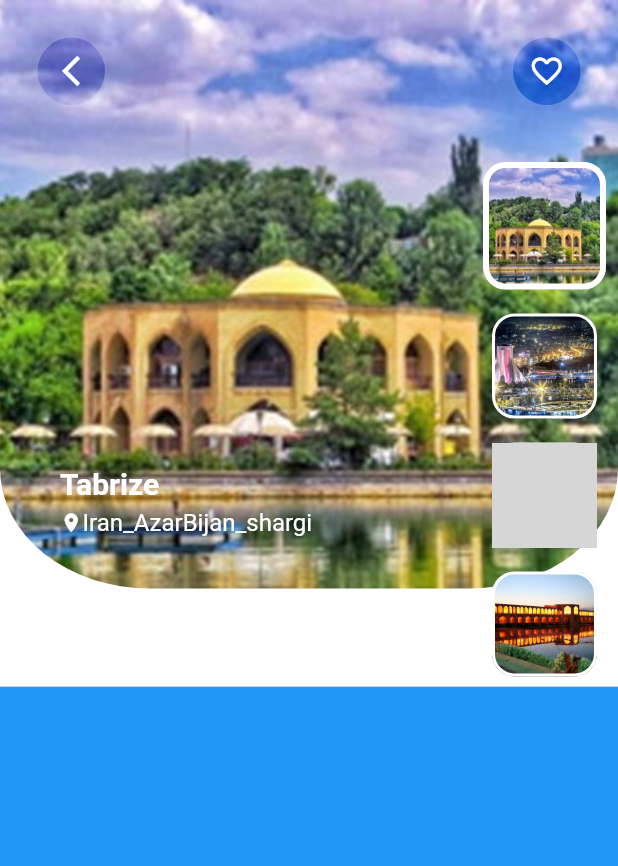
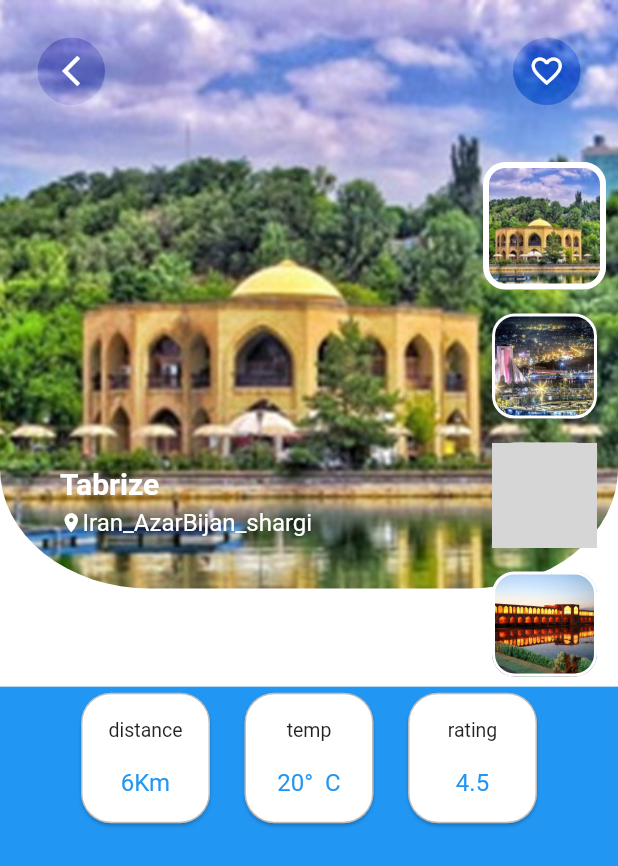
Before and after one commit to FatemeArjomandi/appMobailFlutter-, a Flutter app: the screen it shows after launch, on a phone screen of 412 x 824 dp. Shown: the top 866 px of the screen. Run offline on Flutter 3.47's test engine with Material 2 defaults, Android fonts, the phone set to English and light mode, and no system bars; grey boxes are pictures that could not be loaded.

Commit message:
build cardview

```diff
--- a/lib/model/teravel_app_model.dart
+++ b/lib/model/teravel_app_model.dart
@@ -24,7 +24,7 @@ List<TravelModel> travelList = [
       name: 'Tabrize',
       location: 'Iran_AzarBijan_shargi',
       image: 'assets/tabriz.jpg',
-      distance: '612',
+      distance: '6',
       temp: '20',
       rating: '4.5',
       description:
@@ -34,7 +34,7 @@ List<TravelModel> travelList = [
       name: 'Tehran',
       location: 'Iran_Capital_Tehran',
       image: 'assets/tehran.jpg',
-      distance: '124',
+      distance: '7',
       temp: '23',
       rating: '5',
       description:
@@ -44,7 +44,7 @@ List<TravelModel> travelList = [
       name: 'Shiraz',
       location: 'Iran_Shiraz',
       image: 'assets/shiraz.jpg',
-      distance: '504',
+      distance: '9',
       temp: '31',
       rating: '3.2',
       description:
@@ -54,7 +54,7 @@ List<TravelModel> travelList = [
       name: 'Esfahan',
       location: 'Iran_Esfahan',
       image: 'assets/esfahan.jpeg',
-      distance: '742',
+      distance: '8',
       temp: '36',
       rating: '4.2',
       description:
--- a/lib/screen/travel_app_screen.dart
+++ b/lib/screen/travel_app_screen.dart
@@ -76,7 +76,7 @@ class _TravelAppState extends State<TravelApp> {
                   top: 100,
                   child: SizedBox(
                     width: 98,
-                    height: 361,
+                    height: double.maxFinite,
                     child: ListView.builder(
                       itemCount: travelList.length,
                       itemBuilder: (context, index) {
@@ -120,6 +120,83 @@ class _TravelAppState extends State<TravelApp> {
               child: Container(
             width: double.infinity,
             color: Colors.blue,
+            child: Column(
+              children: [
+                Row(
+                  mainAxisAlignment: MainAxisAlignment.center,
+                  children: [
+                    Card(
+                      shape: RoundedRectangleBorder(
+                          borderRadius: BorderRadius.circular(20),
+                          side: const BorderSide(
+                              color: Colors.black26, width: 1)),
+                      child: SizedBox(
+                        width: 86,
+                        height: 87,
+                        child: Column(
+                          mainAxisAlignment: MainAxisAlignment.spaceEvenly,
+                          children: [
+                            const Text(
+                              'distance',
+                              style: TextStyle(fontSize: 13),
+                            ),
+                            Text('${travelList[_selectIndex].distance}Km',
+                                style: const TextStyle(
+                                    color: Colors.blue, fontSize: 16))
+                          ],
+                        ),
+                      ),
+                    ),
+                    const SizedBox(width: 15),
+                    Card(
+                      shape: RoundedRectangleBorder(
+                          borderRadius: BorderRadius.circular(20),
+                          side: const BorderSide(
+                              color: Colors.black26, width: 1)),
+                      child: SizedBox(
+                        width: 86,
+                        height: 87,
+                        child: Column(
+                          mainAxisAlignment: MainAxisAlignment.spaceEvenly,
+                          children: [
+                            const Text(
+                              'temp',
+                              style: TextStyle(fontSize: 13),
+                            ),
+                            Text('${travelList[_selectIndex].temp}\u00B0  C',
+                                style: const TextStyle(
+                                    color: Colors.blue, fontSize: 16))
+                          ],
+                        ),
+                      ),
+                    ),
+                    const SizedBox(width: 15),
+                    Card(
+                      shape: RoundedRectangleBorder(
+                          borderRadius: BorderRadius.circular(20),
+                          side: const BorderSide(
+                              color: Colors.black26, width: 1)),
+                      child: SizedBox(
+                        width: 86,
+                        height: 87,
+                        child: Column(
+                          mainAxisAlignment: MainAxisAlignment.spaceEvenly,
+                          children: [
+                            const Text(
+                              'rating',
+                              style: TextStyle(fontSize: 13),
+                            ),
+                            Text(travelList[_selectIndex].rating,
+                                style: const TextStyle(
+                                    color: Colors.blue, fontSize: 16))
+                          ],
+                        ),
+                      ),
+                    ),
+                  ],
+                )
+              ],
+            ),
           )),
         ],
       ),
```
